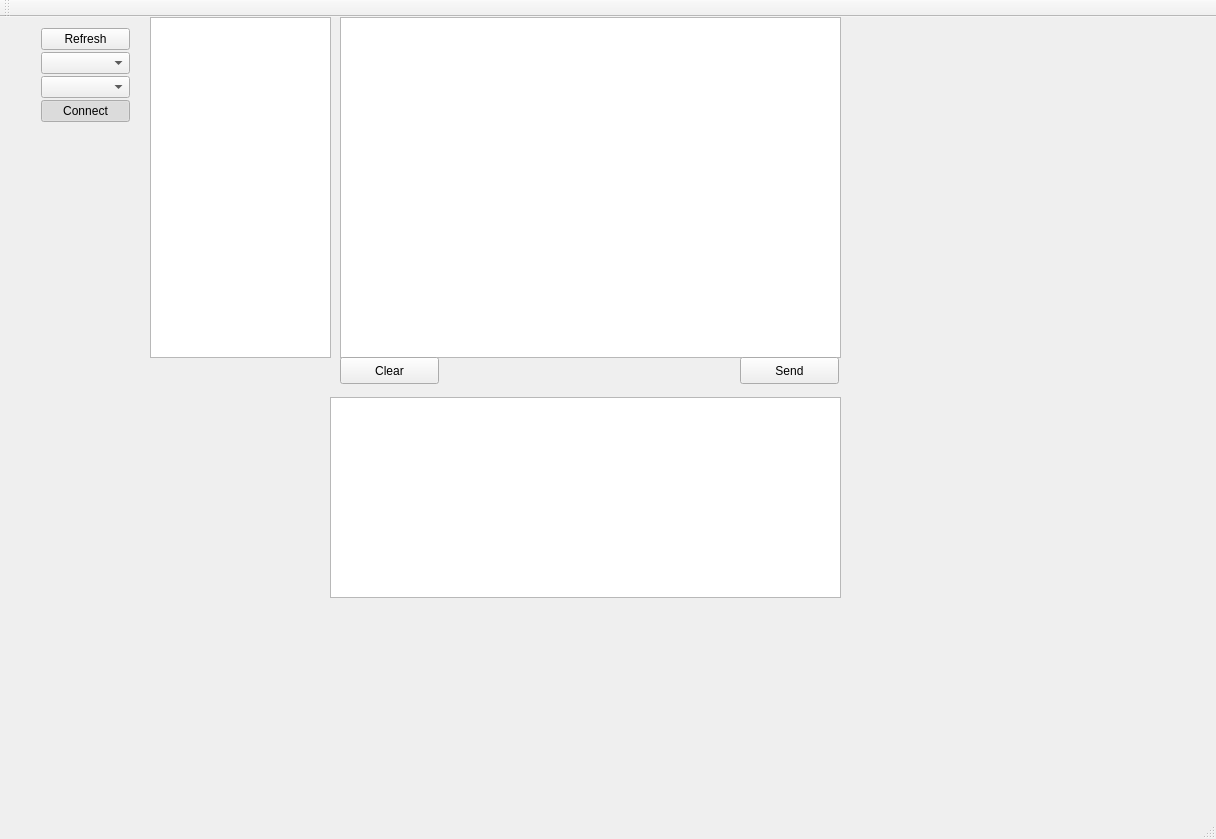
First picture: the form in mainwindow.ui, repository vvranjek/qMAVlink, before the edit.
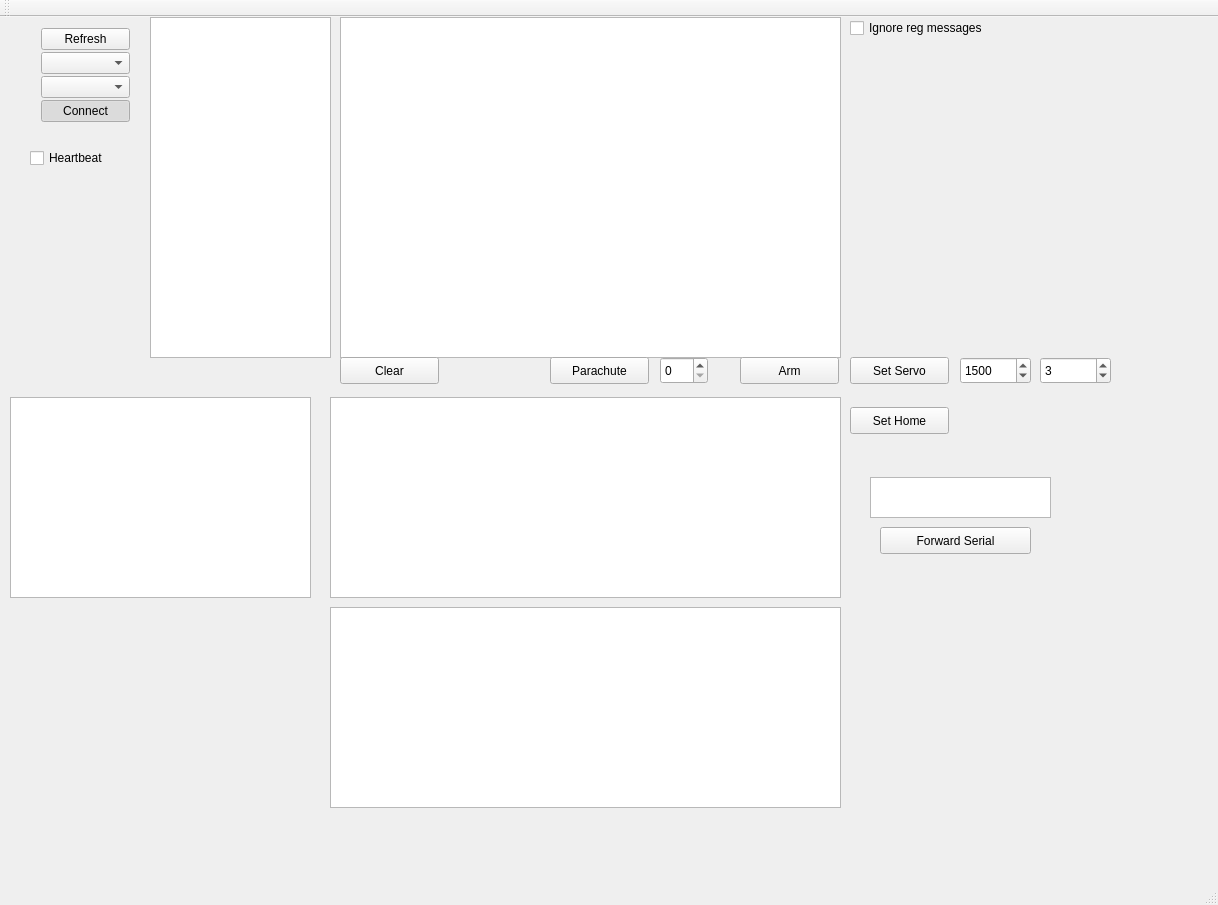
Second picture: the form after the edit.

Diff of the .ui file:
```diff
--- a/mainwindow.ui
+++ b/mainwindow.ui
@@ -6,8 +6,8 @@
    <rect>
     <x>0</x>
     <y>0</y>
-    <width>1216</width>
-    <height>839</height>
+    <width>1218</width>
+    <height>905</height>
    </rect>
   </property>
   <property name="windowTitle">
@@ -44,7 +44,7 @@
      </rect>
     </property>
     <property name="text">
-     <string>Send</string>
+     <string>Arm</string>
     </property>
    </widget>
    <widget class="QPushButton" name="pushButton">
@@ -111,6 +111,162 @@
      </rect>
     </property>
    </widget>
+   <widget class="QCheckBox" name="heatbeatCheckBox">
+    <property name="geometry">
+     <rect>
+      <x>30</x>
+      <y>130</y>
+      <width>111</width>
+      <height>22</height>
+     </rect>
+    </property>
+    <property name="text">
+     <string>Heartbeat</string>
+    </property>
+   </widget>
+   <widget class="QCheckBox" name="ignoreRegularCheckBox">
+    <property name="geometry">
+     <rect>
+      <x>850</x>
+      <y>0</y>
+      <width>171</width>
+      <height>22</height>
+     </rect>
+    </property>
+    <property name="text">
+     <string>Ignore reg messages</string>
+    </property>
+   </widget>
+   <widget class="QPushButton" name="parachuteButton">
+    <property name="geometry">
+     <rect>
+      <x>550</x>
+      <y>340</y>
+      <width>99</width>
+      <height>27</height>
+     </rect>
+    </property>
+    <property name="text">
+     <string>Parachute</string>
+    </property>
+   </widget>
+   <widget class="QSpinBox" name="parachuteSpinBox">
+    <property name="geometry">
+     <rect>
+      <x>660</x>
+      <y>340</y>
+      <width>48</width>
+      <height>27</height>
+     </rect>
+    </property>
+   </widget>
+   <widget class="QPushButton" name="setServoButton">
+    <property name="geometry">
+     <rect>
+      <x>850</x>
+      <y>340</y>
+      <width>99</width>
+      <height>27</height>
+     </rect>
+    </property>
+    <property name="text">
+     <string>Set Servo</string>
+    </property>
+   </widget>
+   <widget class="QSpinBox" name="setServoSpinBox">
+    <property name="geometry">
+     <rect>
+      <x>960</x>
+      <y>340</y>
+      <width>71</width>
+      <height>27</height>
+     </rect>
+    </property>
+    <property name="minimum">
+     <number>500</number>
+    </property>
+    <property name="maximum">
+     <number>2500</number>
+    </property>
+    <property name="value">
+     <number>1500</number>
+    </property>
+   </widget>
+   <widget class="QSpinBox" name="setServoNUmberSpinBox">
+    <property name="geometry">
+     <rect>
+      <x>1040</x>
+      <y>340</y>
+      <width>71</width>
+      <height>27</height>
+     </rect>
+    </property>
+    <property name="minimum">
+     <number>1</number>
+    </property>
+    <property name="maximum">
+     <number>8</number>
+    </property>
+    <property name="value">
+     <number>3</number>
+    </property>
+   </widget>
+   <widget class="QTextEdit" name="debugText">
+    <property name="geometry">
+     <rect>
+      <x>330</x>
+      <y>590</y>
+      <width>511</width>
+      <height>201</height>
+     </rect>
+    </property>
+   </widget>
+   <widget class="QPushButton" name="setHome_button">
+    <property name="geometry">
+     <rect>
+      <x>850</x>
+      <y>390</y>
+      <width>99</width>
+      <height>27</height>
+     </rect>
+    </property>
+    <property name="text">
+     <string>Set Home</string>
+    </property>
+   </widget>
+   <widget class="QTextEdit" name="forwardSerialtextEdit">
+    <property name="geometry">
+     <rect>
+      <x>870</x>
+      <y>460</y>
+      <width>181</width>
+      <height>41</height>
+     </rect>
+    </property>
+   </widget>
+   <widget class="QPushButton" name="forward_serialButton">
+    <property name="geometry">
+     <rect>
+      <x>880</x>
+      <y>510</y>
+      <width>151</width>
+      <height>27</height>
+     </rect>
+    </property>
+    <property name="text">
+     <string>Forward Serial</string>
+    </property>
+   </widget>
+   <widget class="QTextEdit" name="serialPassthroughText">
+    <property name="geometry">
+     <rect>
+      <x>10</x>
+      <y>380</y>
+      <width>301</width>
+      <height>201</height>
+     </rect>
+    </property>
+   </widget>
   </widget>
   <widget class="QMenuBar" name="menuBar">
    <property name="geometry">
```
Left out of the diff: 2 changed lines with no effect on the pictures.
